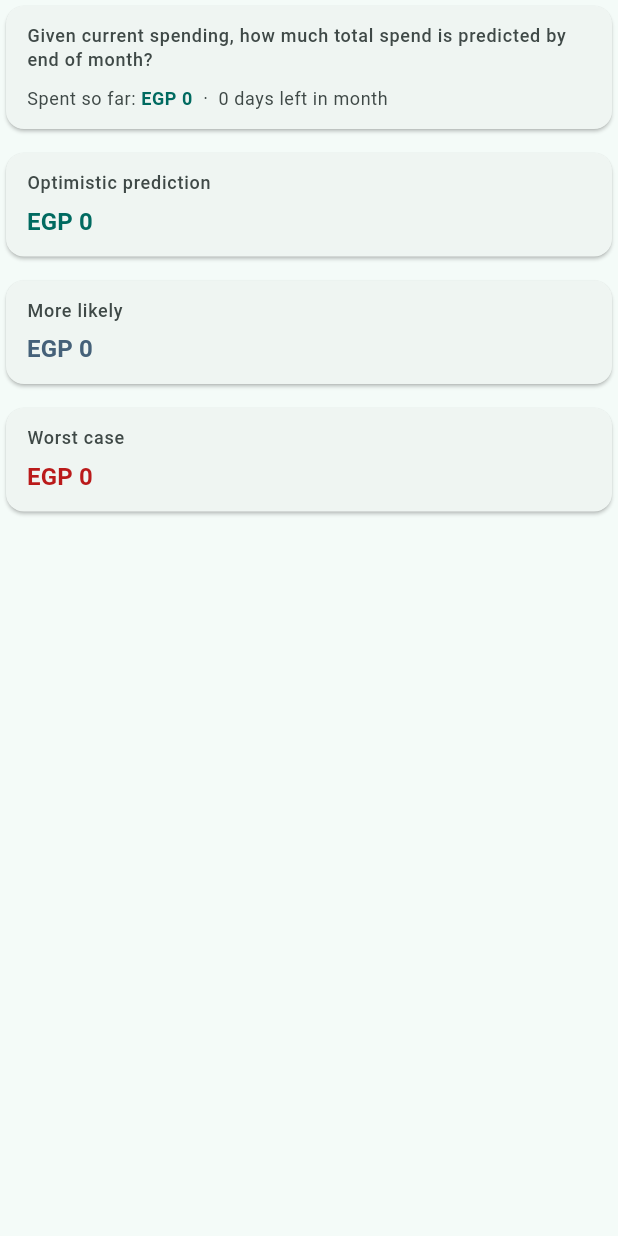
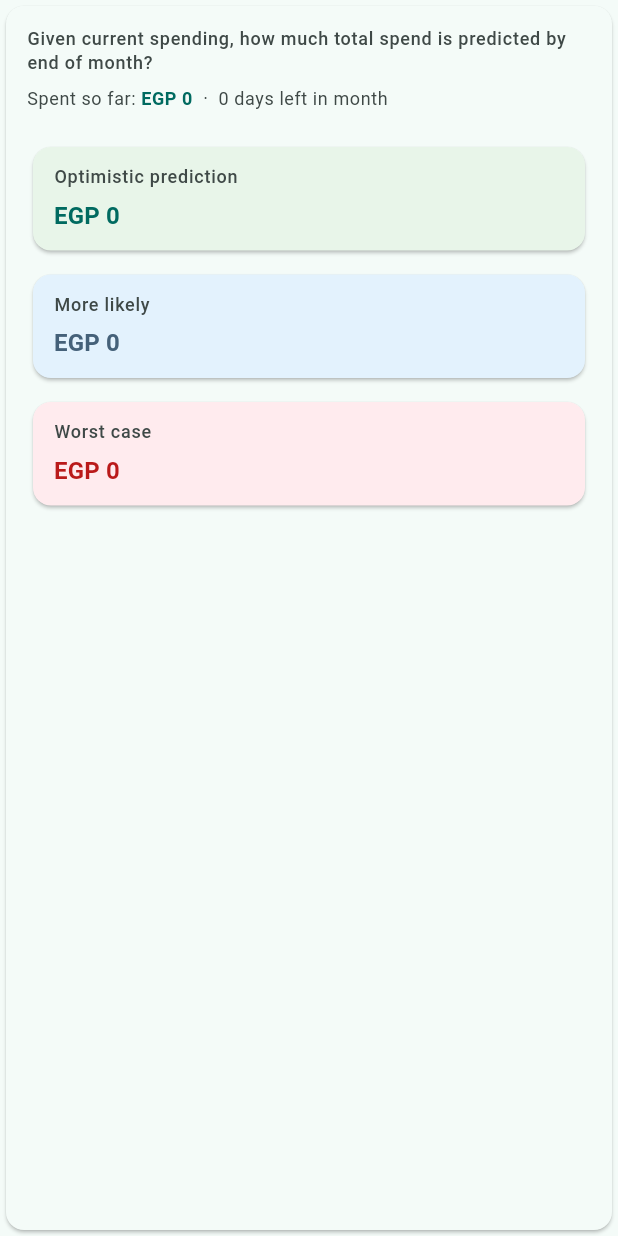
Before and after one commit to SherifMesallam/mezan, a Flutter app: the _PredictionSection widget shown alone on an empty page, opened directly with empty values, on a phone screen of 412 x 824 dp. Run offline on Flutter 3.47's test engine with Material 3 defaults, Android fonts, the light colour scheme and no system bars; our stand-ins replace file_picker, fl_chart, image_picker, permission_handler, share_plus, shared_preferences; missing offline and left inert: record, telephony; accounts and stored records are empty.

Commit message:
Layout fixes

```diff
--- a/mobile/lib/screens/home_screen.dart
+++ b/mobile/lib/screens/home_screen.dart
@@ -735,7 +735,11 @@ class _InsightsSection extends StatelessWidget {
         theme: theme,
       ));
 
-    return Column(
+    return Card(
+      color: theme.colorScheme.surface,
+      child: Padding(
+        padding: const EdgeInsets.all(12),
+        child: Column(
           crossAxisAlignment: CrossAxisAlignment.stretch,
           children: [
             for (int i = 0; i < cards.length; i++) ...[
@@ -743,6 +747,8 @@ class _InsightsSection extends StatelessWidget {
               cards[i],
             ],
           ],
+        ),
+      ),
     );
   }
 
@@ -853,13 +859,16 @@ class _PredictionSection extends StatelessWidget {
       color: theme.colorScheme.onSurfaceVariant,
     );
 
+    const lightGreen = Color(0xFFE8F5E9);
+    const lightBlue = Color(0xFFE3F2FD);
+    const lightRed = Color(0xFFFFEBEE);
+
     final children = <Widget>[];
 
-    // Intro card: question + spent so far
+    // Intro text (no card, inside section)
     children.add(
-      Card(
-        child: Padding(
-          padding: _cardPadding,
+      Padding(
+        padding: const EdgeInsets.only(bottom: 12),
         child: Column(
           crossAxisAlignment: CrossAxisAlignment.stretch,
           children: [
@@ -870,7 +879,7 @@ class _PredictionSection extends StatelessWidget {
               overflow: TextOverflow.visible,
             ),
             if (spent != null || daysRemaining != null) ...[
-                const SizedBox(height: 10),
+              const SizedBox(height: 8),
               Text.rich(
                 TextSpan(
                   style: subtitleStyle,
@@ -896,14 +905,14 @@ class _PredictionSection extends StatelessWidget {
           ],
         ),
       ),
-      ),
     );
 
-    // Optimistic card
+    // Optimistic card – light green
     if (optimisticTotal != null) {
       children.add(SizedBox(height: _cardSpacing));
       children.add(
         Card(
+          color: lightGreen,
           child: Padding(
             padding: _cardPadding,
             child: Column(
@@ -926,11 +935,12 @@ class _PredictionSection extends StatelessWidget {
       );
     }
 
-    // More likely card
+    // More likely card – light blue
     if (moreLikelyTotal != null) {
       children.add(SizedBox(height: _cardSpacing));
       children.add(
         Card(
+          color: lightBlue,
           child: Padding(
             padding: _cardPadding,
             child: Column(
@@ -956,11 +966,12 @@ class _PredictionSection extends StatelessWidget {
       );
     }
 
-    // Worst case card
+    // Worst case card – light red
     if (worstCaseTotal != null) {
       children.add(SizedBox(height: _cardSpacing));
       children.add(
         Card(
+          color: lightRed,
           child: Padding(
             padding: _cardPadding,
             child: Column(
@@ -986,9 +997,15 @@ class _PredictionSection extends StatelessWidget {
       );
     }
 
-    return Column(
+    return Card(
+      color: theme.colorScheme.surface,
+      child: Padding(
+        padding: const EdgeInsets.all(14),
+        child: Column(
           crossAxisAlignment: CrossAxisAlignment.stretch,
           children: children,
+        ),
+      ),
     );
   }
 }
```
Also changed, not shown: 1 other file. Lines whose indentation alone changed are shown as unchanged.
